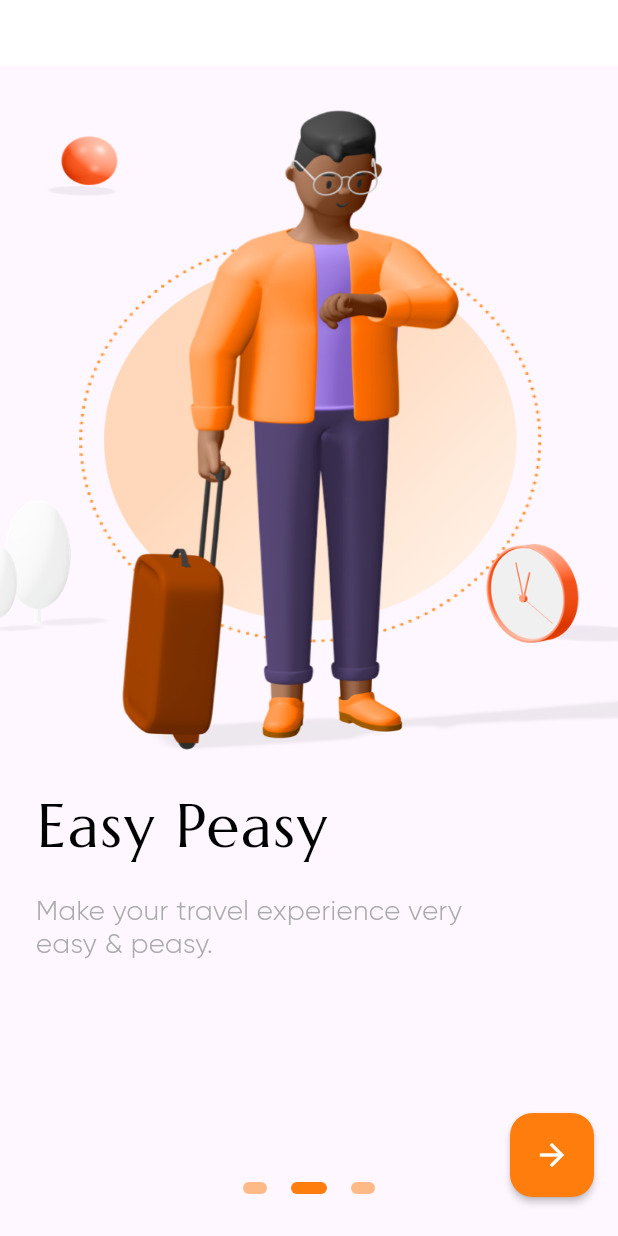
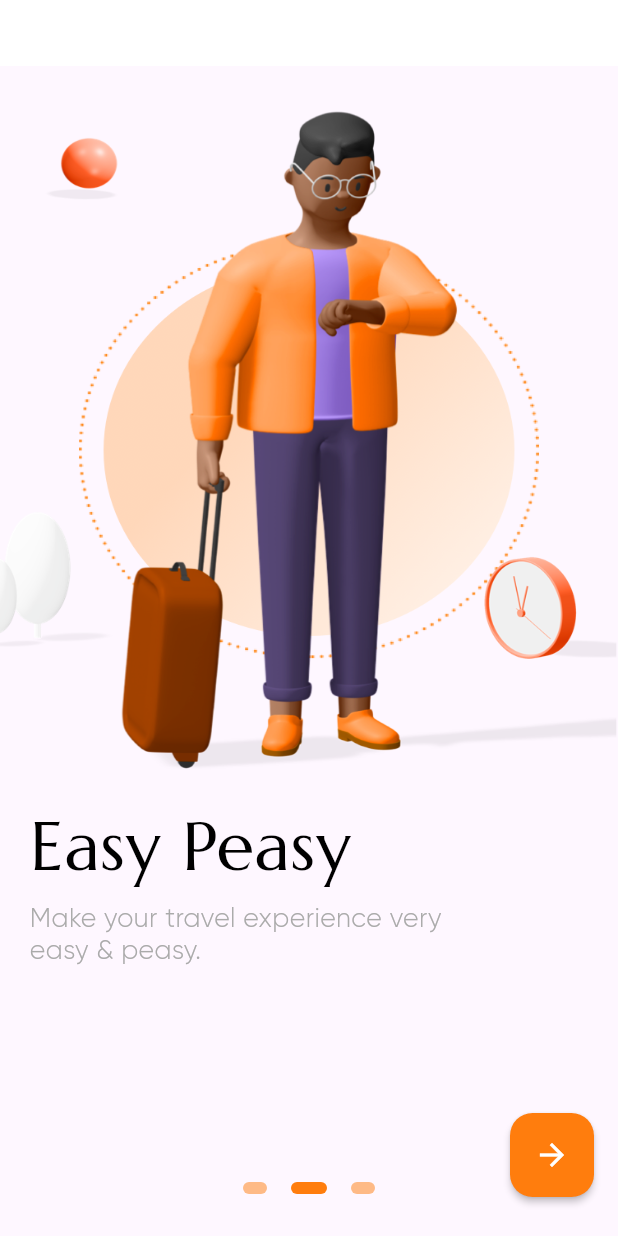
Before and after one commit to mjhansen3/event_finder, a Flutter app: the screen it shows after launch, after a tap on the "arrow forward" icon, on a phone screen of 412 x 824 dp. Run offline on Flutter 3.47's test engine with Material 3 defaults, Android fonts, the phone set to English and light mode, and no system bars; drawn by our look-alikes of flutter_onboarding_slider; our stand-ins replace flutter_screenutil.

Commit message:
-  re-exported onboarding images -  updated screen dimentions for splash.dart, onboarding.dart -  started working on the login.dart

```diff
--- a/lib/screens/login.dart
+++ b/lib/screens/login.dart
@@ -1,10 +1,35 @@
 import 'package:flutter/material.dart';
+import 'package:flutter/services.dart';
+import 'package:flutter/widgets.dart';
+import 'package:flutter_screenutil/flutter_screenutil.dart';
 
 class LoginScreen extends StatelessWidget {
   const LoginScreen({super.key});
 
   @override
   Widget build(BuildContext context) {
-    return const Placeholder();
+    ScreenUtil.init(context, designSize: const Size(430, 932));
+    ScreenUtil.enableScale(enableWH: () => true, enableText: () => true);
+
+    SystemChrome.setPreferredOrientations([DeviceOrientation.portraitUp]);
+    return Scaffold(
+      body: SingleChildScrollView(
+        child: Container(
+          width: 430.w,
+          height: 932.h,
+          margin: EdgeInsets.only(left: 20.w, right: 20.w),
+          child: Column(
+            mainAxisAlignment: MainAxisAlignment.center,
+            children: [
+              Image.asset(
+                'lib/assets/images/Logo.png',
+                width: 256.w,
+                height: 86.h,
+              ),
+            ],
+          ),
+        ),
+      ),
+    );
   }
 }
--- a/lib/screens/onboarding.dart
+++ b/lib/screens/onboarding.dart
@@ -1,4 +1,5 @@
 import 'package:flutter/material.dart';
+import 'package:flutter/services.dart';
 import 'package:flutter_onboarding_slider/flutter_onboarding_slider.dart';
 import 'package:flutter_screenutil/flutter_screenutil.dart';
 
@@ -7,8 +8,10 @@ class OnBoardingScreen extends StatelessWidget {
 
   @override
   Widget build(BuildContext context) {
-    ScreenUtil.init(context, designSize: const Size(430, 932));
+    ScreenUtil.init(context, designSize: const Size(375, 812));
     ScreenUtil.enableScale(enableWH: () => true, enableText: () => true);
+
+    SystemChrome.setPreferredOrientations([DeviceOrientation.portraitUp]);
 
     return OnBoardingSlider(
       controllerColor: const Color(0xFFFF7D0D),
@@ -36,24 +39,24 @@ class OnBoardingScreen extends StatelessWidget {
       },
       background: [
         SizedBox(
-          width: 430.w,
-          height: 525.h,
+          width: 375.w,
+          height: 470.h,
           child: Image.asset(
             'lib/assets/images/onboarding_01.png',
             fit: BoxFit.fill,
           ),
         ),
         SizedBox(
-          width: 430.w,
-          height: 525.h,
+          width: 375.w,
+          height: 470.h,
           child: Image.asset(
             'lib/assets/images/onboarding_02.png',
             fit: BoxFit.fill,
           ),
         ),
         SizedBox(
-          width: 430.w,
-          height: 525.h,
+          width: 375.w,
+          height: 470.h,
           child: Image.asset(
             'lib/assets/images/onboarding_03.png',
             fit: BoxFit.fill,
@@ -62,12 +65,12 @@ class OnBoardingScreen extends StatelessWidget {
       ],
       pageBodies: [
         Container(
-          margin: EdgeInsets.only(left: 25.w, right: 25.w),
+          margin: EdgeInsets.only(left: 18.w, right: 18.w),
           child: Column(
             mainAxisAlignment: MainAxisAlignment.start,
             crossAxisAlignment: CrossAxisAlignment.start,
             children: <Widget>[
-              SizedBox(height: 540.h,),
+              SizedBox(height: 480.h,),
               Text(
                 'Explore',
                 style: TextStyle(
@@ -75,30 +78,29 @@ class OnBoardingScreen extends StatelessWidget {
                   fontSize: 42.sp,
                   fontFamily: 'Marcellus',
                   fontWeight: FontWeight.w400,
-                  letterSpacing: 1.0,
                 ),
               ),
-              SizedBox(height: 20.h,),
+              SizedBox(height: 5.h,),
               Text(
                 'Explore your favourite destination \naround the world.',
                 style: TextStyle(
                   color: const Color(0xFFAAAAAA),
-                  fontSize: 19.sp,
+                  fontSize: 16.sp,
                   fontFamily: 'Gilroy',
                   fontWeight: FontWeight.w400,
-                  height: 1.2,
+                  height: 1.2.h,
                 ),
               ),
             ],
           ),
         ),
         Container(
-          margin: EdgeInsets.only(left: 25.w, right: 25.w),
+          margin: EdgeInsets.only(left: 18.w, right: 18.w),
           child: Column(
             mainAxisAlignment: MainAxisAlignment.start,
             crossAxisAlignment: CrossAxisAlignment.start,
             children: <Widget>[
-              SizedBox(height: 540.h,),
+              SizedBox(height: 480.h,),
               Text(
                 'Easy Peasy',
                 style: TextStyle(
@@ -106,32 +108,29 @@ class OnBoardingScreen extends StatelessWidget {
                   fontSize: 42.sp,
                   fontFamily: 'Marcellus',
                   fontWeight: FontWeight.w400,
-                  letterSpacing: 1.0,
                 ),
               ),
-              SizedBox(
-                height: 20.h,
-              ),
+              SizedBox(height: 5.h,),
               Text(
                 'Make your travel experience very \neasy & peasy.',
                 style: TextStyle(
                   color: const Color(0xFFAAAAAA),
-                  fontSize: 19.sp,
+                  fontSize: 16.sp,
                   fontFamily: 'Gilroy',
                   fontWeight: FontWeight.w400,
-                  height: 1.2,
+                  height: 1.2.h,
                 ),
               ),
             ],
           ),
         ),
         Container(
-          margin: EdgeInsets.only(left: 25.w, right: 25.w),
+          margin: EdgeInsets.only(left: 18.w, right: 18.w),
           child: Column(
             mainAxisAlignment: MainAxisAlignment.start,
             crossAxisAlignment: CrossAxisAlignment.start,
             children: <Widget>[
-              SizedBox(height: 540.h,),
+              SizedBox(height: 480.h,),
               Text(
                 'Enjoy Tour',
                 style: TextStyle(
@@ -139,18 +138,17 @@ class OnBoardingScreen extends StatelessWidget {
                   fontSize: 42.sp,
                   fontFamily: 'Marcellus',
                   fontWeight: FontWeight.w400,
-                  letterSpacing: 1.0,
                 ),
               ),
-              SizedBox(height: 20.h,),
+              SizedBox(height: 5.h,),
               Text(
                 'Enjoy your favourite destination with \nyour love one.',
                 style: TextStyle(
                   color: const Color(0xFFAAAAAA),
-                  fontSize: 19.sp,
+                  fontSize: 16.sp,
                   fontFamily: 'Gilroy',
                   fontWeight: FontWeight.w400,
-                  height: 1.2,
+                  height: 1.2.h,
                 ),
               ),
             ],
--- a/lib/screens/splash.dart
+++ b/lib/screens/splash.dart
@@ -15,10 +15,11 @@ class _SplashScreenState extends State<SplashScreen> {
   final background = Container(
     decoration: const BoxDecoration(
       image: DecorationImage(
-          image: AssetImage(
-            "lib/assets/images/splash_screen.png",
-          ),
-          fit: BoxFit.fill),
+        image: AssetImage(
+          "lib/assets/images/splash_screen.png",
+        ),
+        fit: BoxFit.fill,
+      ),
     ),
   );
 
@@ -43,7 +44,7 @@ class _SplashScreenState extends State<SplashScreen> {
 
   @override
   Widget build(BuildContext context) {
-    ScreenUtil.init(context, designSize: const Size(640, 1136));
+    ScreenUtil.init(context, designSize: const Size(375, 812));
     ScreenUtil.enableScale(enableWH: () => true, enableText: () => true);
 
     SystemChrome.setPreferredOrientations([DeviceOrientation.portraitUp]);
@@ -54,15 +55,17 @@ class _SplashScreenState extends State<SplashScreen> {
           background,
           Column(
             mainAxisAlignment: MainAxisAlignment.center,
+            crossAxisAlignment: CrossAxisAlignment.center,
             children: <Widget>[
+              SizedBox(height: 75.h),
               Image.asset(
                 'lib/assets/images/Logo.png',
-                width: 400.w,
-                height: 125.h,
+                width: 250.w,
+                height: 50.h,
               ),
-              /*SizedBox(height: 15.h),*/
+              SizedBox(height: 10.h),
               Padding(
-                padding: const EdgeInsets.symmetric(horizontal: 80),
+                padding: EdgeInsets.symmetric(horizontal: 77.5.w),
                 child: Row(
                   mainAxisAlignment: MainAxisAlignment.start,
                   children: [
@@ -70,10 +73,10 @@ class _SplashScreenState extends State<SplashScreen> {
                       "Enjoy your traveling",
                       style: TextStyle(
                         color: const Color(0xFF000000),
-                        fontSize: 28.sp,
+                        fontSize: 16.sp,
                         fontFamily: 'Marcellus',
-                        /*fontWeight: FontWeight.w700,*/
-                        letterSpacing: 1.0,
+                        /*fontWeight: FontWeight.w700,
+                        letterSpacing: 1.0,*/
                       ),
                     ),
                   ],
```
Also changed, not shown: lib/assets/images/onboarding_01.png, lib/assets/images/onboarding_02.png, lib/assets/images/onboarding_03.png.
